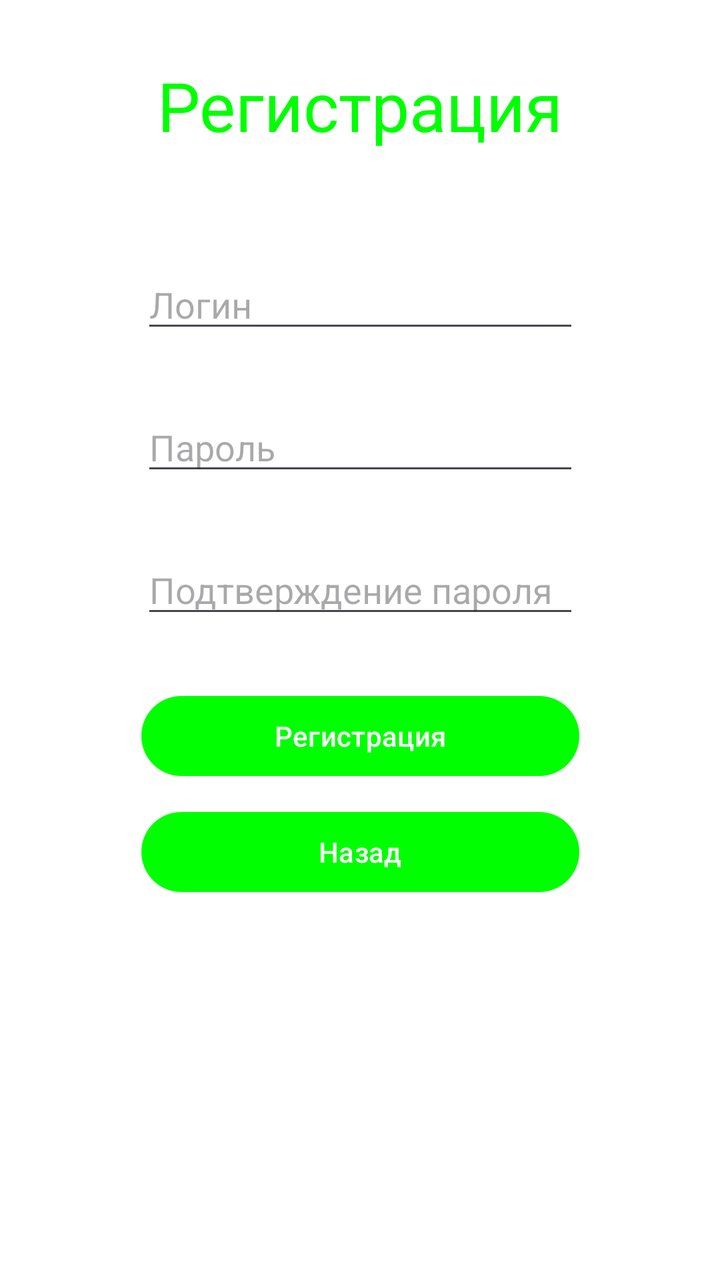
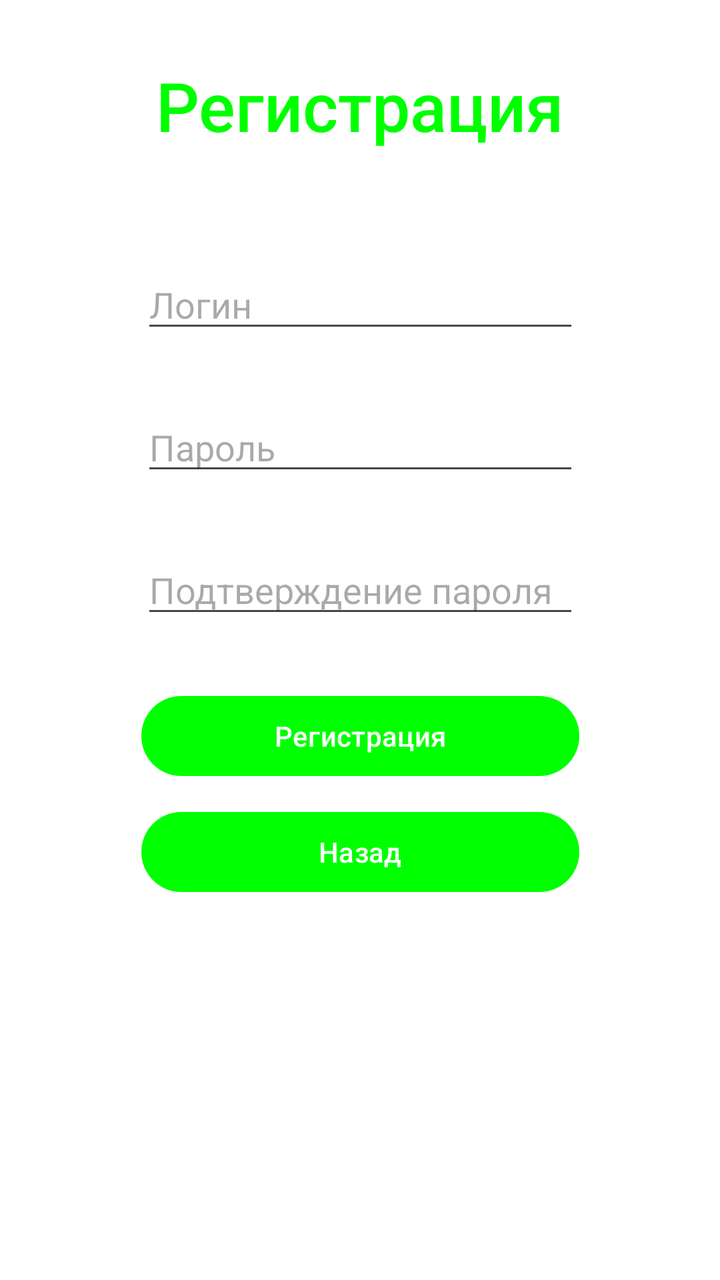

Screens rendered from an Android XML layout before and after an edit, with the pre-edit source and the edit as a unified diff.
<!-- AndroidManifest.xml: application theme Base.Theme.Project1 -->
<!-- res/layout/activity_register_window.xml -->
<?xml version="1.0" encoding="utf-8"?>
<androidx.constraintlayout.widget.ConstraintLayout xmlns:android="http://schemas.android.com/apk/res/android"
    xmlns:app="http://schemas.android.com/apk/res-auto"
    xmlns:tools="http://schemas.android.com/tools"
    android:id="@+id/main"
    android:layout_width="match_parent"
    android:layout_height="match_parent"
    tools:context=".Register_window">

    <TextView
        android:id="@+id/textView4"
        android:layout_width="219dp"
        android:layout_height="50dp"
        android:layout_marginTop="30dp"
        android:text="Регистрация"
        android:textAlignment="center"
        android:textSize="34sp"
        app:layout_constraintEnd_toEndOf="parent"
        app:layout_constraintStart_toStartOf="parent"
        app:layout_constraintTop_toTopOf="parent" />

    <EditText
        android:id="@+id/register_login"
        android:layout_width="219dp"
        android:layout_height="wrap_content"
        android:layout_marginTop="50dp"
        android:ems="10"
        android:hint="Логин"
        android:inputType="text"
        app:layout_constraintEnd_toEndOf="parent"
        app:layout_constraintStart_toStartOf="parent"
        app:layout_constraintTop_toBottomOf="@+id/textView4" />

    <Button
        android:id="@+id/Register_Register_Button"
        android:layout_width="219dp"
        android:layout_height="wrap_content"
        android:layout_marginTop="30dp"
        android:text="Регистрация"
        app:layout_constraintEnd_toEndOf="parent"
        app:layout_constraintStart_toStartOf="parent"
        app:layout_constraintTop_toBottomOf="@+id/register_password_repit" />

    <Button
        android:id="@+id/Register_Back_Button"
        android:layout_width="219dp"
        android:layout_height="wrap_content"
        android:layout_marginTop="10dp"
        android:text="Назад"
        app:layout_constraintEnd_toEndOf="parent"
        app:layout_constraintStart_toStartOf="parent"
        app:layout_constraintTop_toBottomOf="@+id/Register_Register_Button" />

    <EditText
        android:id="@+id/register_password"
        android:layout_width="219dp"
        android:layout_height="wrap_content"
        android:layout_marginTop="30dp"
        android:ems="10"
        android:hint="Пароль"
        android:inputType="textPassword"
        app:layout_constraintEnd_toEndOf="parent"
        app:layout_constraintStart_toStartOf="parent"
        app:layout_constraintTop_toBottomOf="@+id/register_login" />

    <EditText
        android:id="@+id/register_password_repit"
        android:layout_width="219dp"
        android:layout_height="wrap_content"
        android:layout_marginTop="30dp"
        android:ems="10"
        android:hint="Подтверждение пароля"
        android:inputType="textPassword"
        app:layout_constraintEnd_toEndOf="parent"
        app:layout_constraintStart_toStartOf="parent"
        app:layout_constraintTop_toBottomOf="@+id/register_password" />

</androidx.constraintlayout.widget.ConstraintLayout>
<!-- resources referenced by this layout -->
<resources>
  <style name="Base.Theme.Project1" parent="Theme.Material3.DayNight.NoActionBar">
          <item name="colorPrimary">@color/lightGreen</item>
          <item name="colorOnPrimary">@color/white</item>
          <item name="android:colorBackground"> @color/white</item>
          <item name="colorSurface"> @color/white</item>
          <item name="colorOnSurface">@color/white</item>
          <item name="android:statusBarColor">@color/white</item>
          <item name="android:textColor">@color/lightGreen</item>
          <item name="android:colorButtonNormal">@color/white</item>
          <item name="tint">@color/lightGreen</item>
      </style>
  <color name="lightGreen">#00FF00</color>
  <color name="white">#FFFFFF</color>
</resources>

<!-- the commit's change to res/layout/activity_register_window.xml (unified diff, before → after) -->
@@ -17,7 +17,8 @@
         android:textSize="34sp"
         app:layout_constraintEnd_toEndOf="parent"
         app:layout_constraintStart_toStartOf="parent"
-        app:layout_constraintTop_toTopOf="parent" />
+        app:layout_constraintTop_toTopOf="parent"
+        style="@style/TextAppearance.AppCompat.Title."/>
 
     <EditText
         android:id="@+id/register_login"
<!-- resource entries referenced after the edit -->
@@ -1,5 +1,9 @@
 <!-- resources referenced by this layout -->
 <resources>
+  <style name="TextAppearance.AppCompat.Title.">
+          <item name="itemTextAppearanceActiveBoldEnabled">true</item>
+          <item name="android:textColor">@color/lightGreen</item>
+      </style>
   <style name="Base.Theme.Project1" parent="Theme.Material3.DayNight.NoActionBar">
           <item name="colorPrimary">@color/lightGreen</item>
           <item name="colorOnPrimary">@color/white</item>
